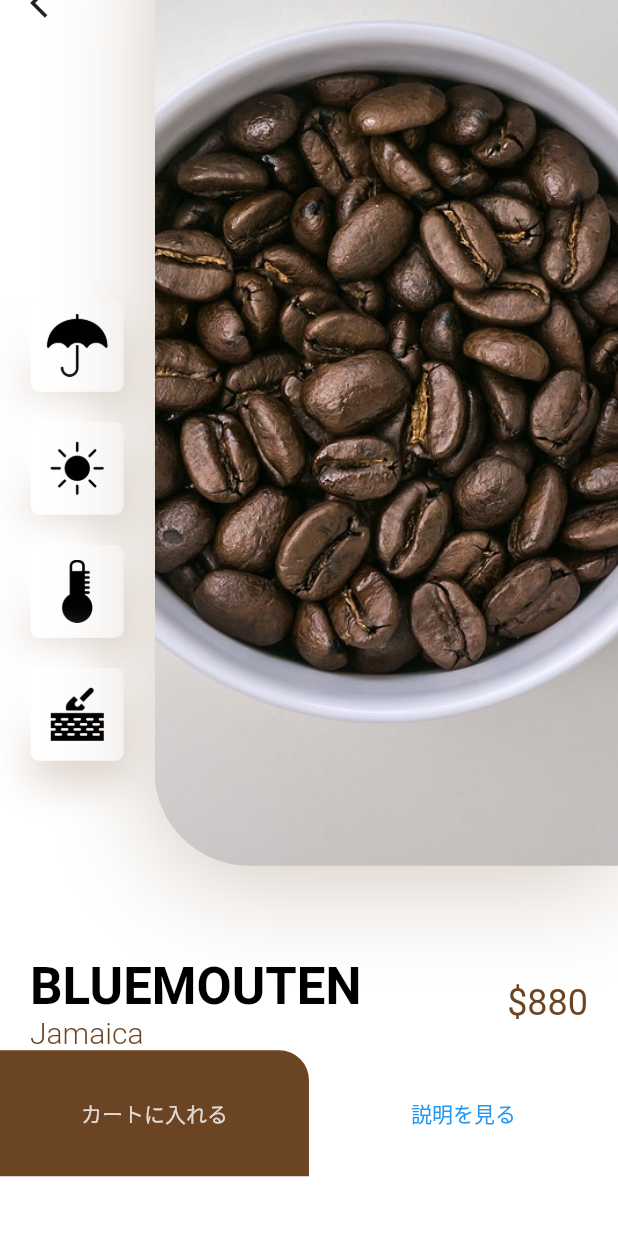
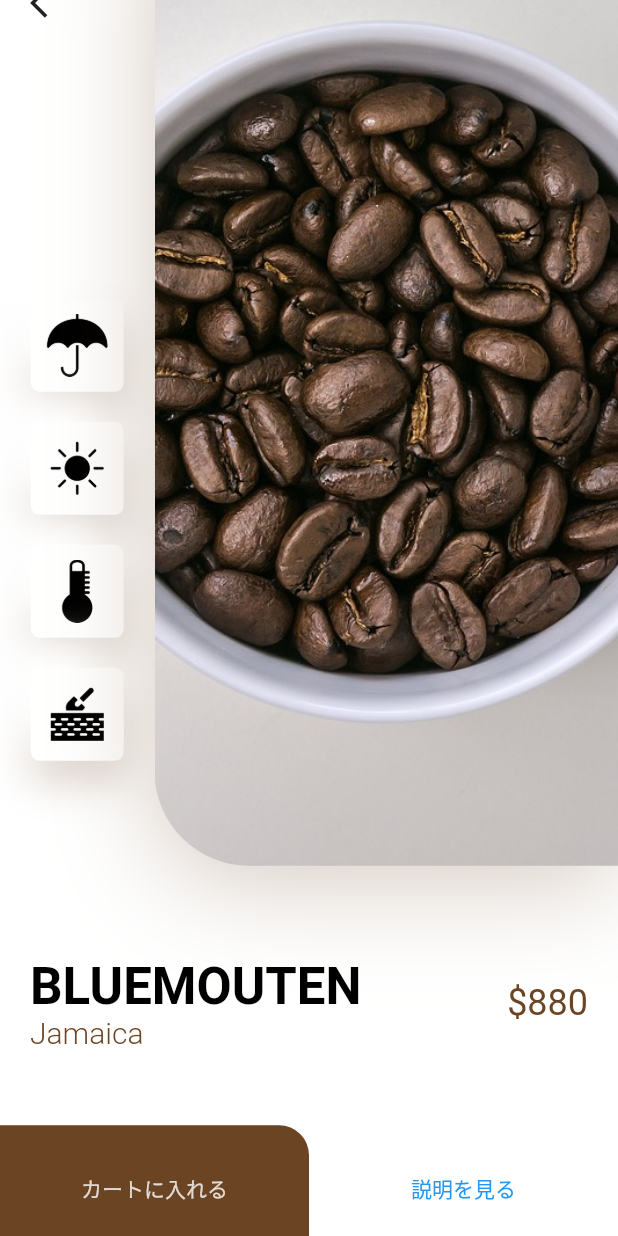
Before and after one commit to shinnkura/coffee_app, a Flutter app: the DetailsScreen screen opened directly, scrolled down 82 dp, on a phone screen of 412 x 824 dp. Run offline on Flutter 3.47's test engine with Material 2 defaults, Android fonts, the phone set to English and light mode, and no system bars.

Commit message:
detailsページにおける、下の余白部分を削除

```diff
--- a/lib/screens/details/components/body.dart
+++ b/lib/screens/details/components/body.dart
@@ -21,7 +21,7 @@ class Body extends StatelessWidget {
             price: 880,
           ),
           CartAndDescription(size: size),
-          const SizedBox(height: kDefaultPadding * 2),
+          // const SizedBox(height: kDefaultPadding * 2),
         ],
       ),
     );
--- a/lib/screens/details/components/title_and_price.dart
+++ b/lib/screens/details/components/title_and_price.dart
@@ -16,7 +16,9 @@ class TitleAndPrice extends StatelessWidget {
 
   @override
   Widget build(BuildContext context) {
-    return Padding(
+    return Container(
+      margin: EdgeInsets.only(bottom: kDefaultPadding * 2.5),
+      child: Padding(
         padding: const EdgeInsets.symmetric(horizontal: kDefaultPadding),
         child: Row(
           children: <Widget>[
@@ -51,6 +53,7 @@ class TitleAndPrice extends StatelessWidget {
             ),
           ],
         ),
+      ),
     );
   }
 }
```
Lines whose indentation alone changed are shown as unchanged.
